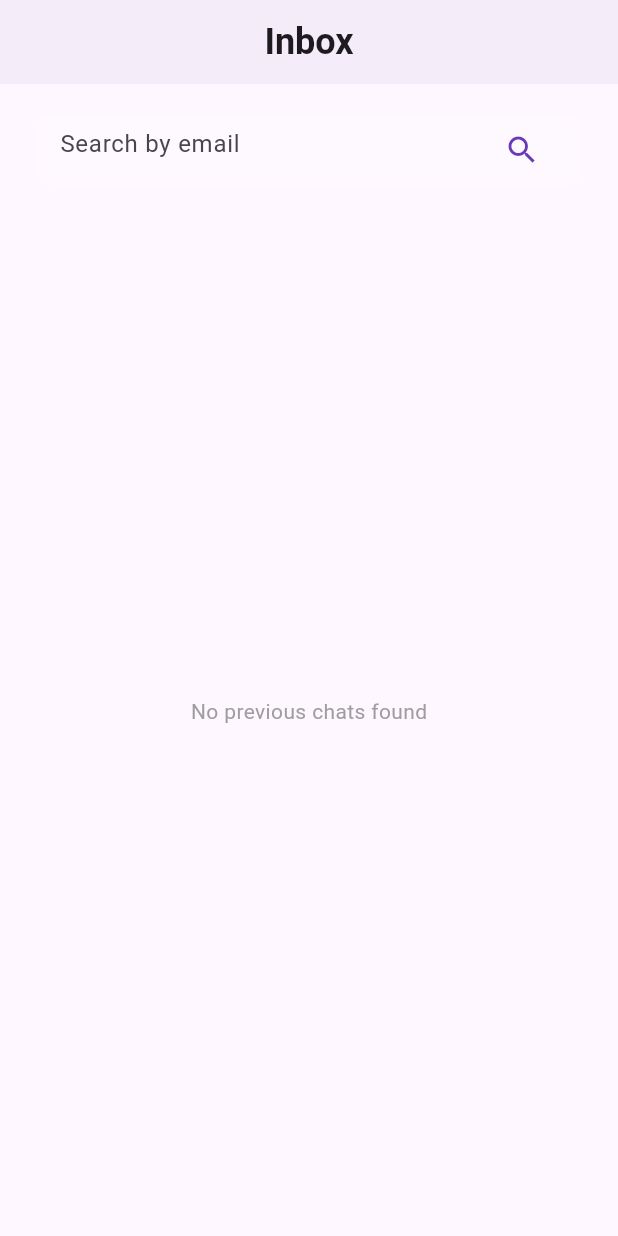
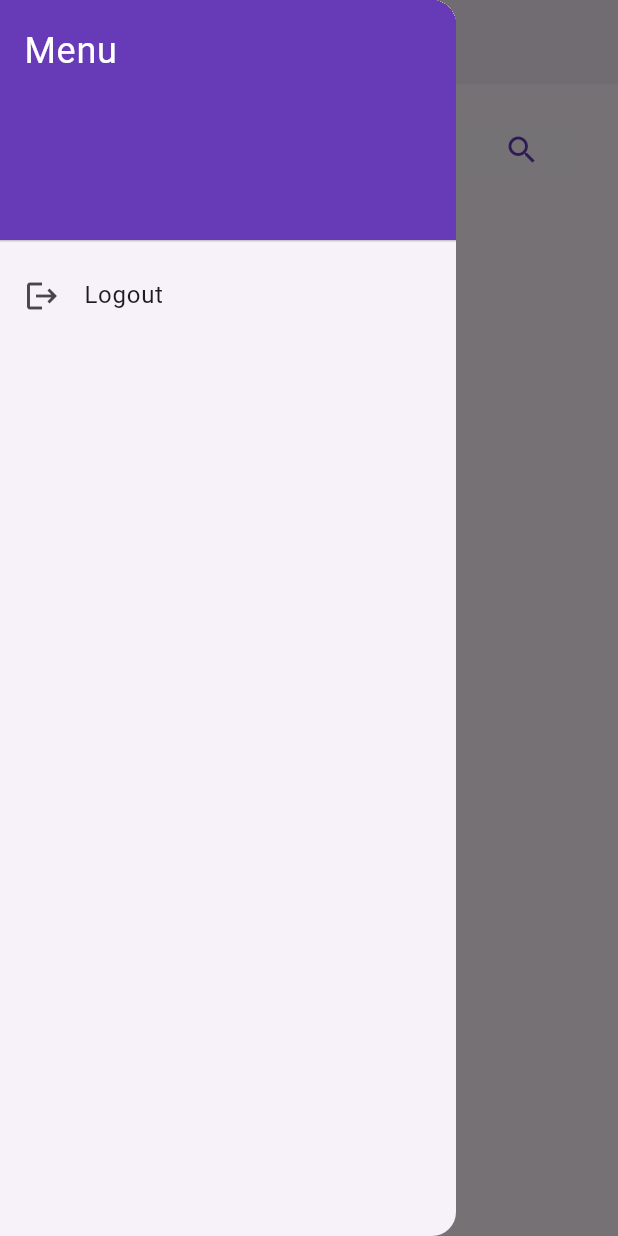
Before and after one commit to MostakAhmedShahad/lets_chat_2.0, a Flutter app: the InboxScreen screen opened directly, with the side drawer open (before the commit the screen has no drawer), on a phone screen of 412 x 824 dp. Run offline on Flutter 3.47's test engine with Material 3 defaults, Android fonts, the phone set to English and light mode, and no system bars; our stand-ins replace cloud_firestore, equatable, firebase_auth, firebase_core, flutter_bloc; accounts and stored records are empty.

Commit message:
add_logout

```diff
--- a/lib/screens/inbox_screen.dart
+++ b/lib/screens/inbox_screen.dart
@@ -1,6 +1,8 @@
 import 'package:firebase_auth/firebase_auth.dart';
 import 'package:flutter/material.dart';
 import 'package:flutter_bloc/flutter_bloc.dart';
+import 'package:lets_chat/bloc/auth_bloc/auth_bloc.dart';
+import 'package:lets_chat/screens/login_screen.dart'; // Import the LoginScreen
 import 'package:lets_chat/bloc/chat_bloc/chat_bloc.dart';
 import 'package:lets_chat/models/user_model.dart';
 import 'package:lets_chat/screens/chat_screen.dart';
@@ -12,7 +14,7 @@ class InboxScreen extends StatefulWidget {
 
 class _InboxScreenState extends State<InboxScreen> {
   final _searchController = TextEditingController();
-  ScrollController _scrollController = ScrollController(); //chatscreen
+  ScrollController _scrollController = ScrollController();
 
   @override
   void initState() {
@@ -34,6 +36,38 @@ class _InboxScreenState extends State<InboxScreen> {
         ),
         centerTitle: true,
         elevation: 2,
+      ),
+      drawer: Drawer(
+        child: ListView(
+          padding: EdgeInsets.zero,
+          children: [
+            DrawerHeader(
+              decoration: BoxDecoration(
+                color: Colors.deepPurple,
+              ),
+              child: Text(
+                'Menu',
+                style: TextStyle(
+                  color: Colors.white,
+                  fontSize: 24,
+                ),
+              ),
+            ),
+            ListTile(
+              leading: Icon(Icons.logout),
+              title: Text('Logout'),
+              onTap: () {
+                // Logout the user
+                context.read<AuthBloc>().add(LogoutRequested());
+                // Navigate to the LoginScreen
+                Navigator.pushReplacement(
+                  context,
+                  MaterialPageRoute(builder: (context) => LoginScreen()),
+                );
+              },
+            ),
+          ],
+        ),
       ),
       body: Center(
         child: Container(
```
Also changed, not shown: 1 other file.
